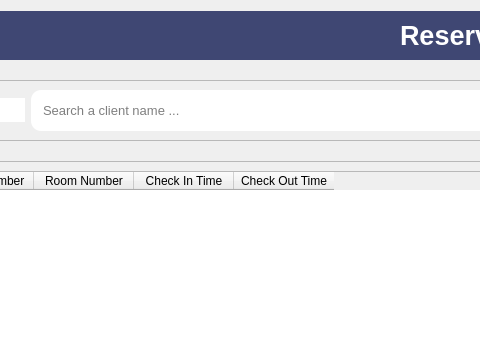
This is checking.ui in mindt102/HotelManagementSystem as Qt 5 draws it before an edit; both pictures show x 229 to 709 and y 0 to 341 of the 1428 by 779 pixel window. The edited form follows.
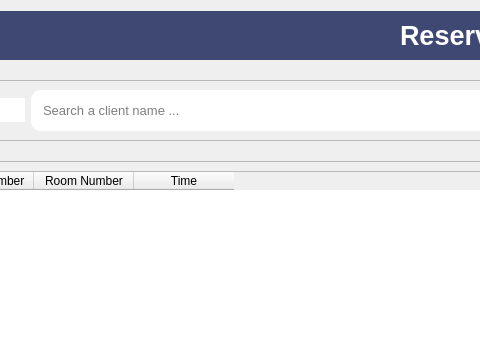
This is the edited form. Icons and pictures are not drawn.

What changed in the file:
```diff
--- a/checking.ui
+++ b/checking.ui
@@ -169,12 +169,7 @@
         </column>
         <column>
          <property name="text">
-          <string>Check In Time</string>
-         </property>
-        </column>
-        <column>
-         <property name="text">
-          <string>Check Out Time</string>
+          <string>Time</string>
          </property>
         </column>
        </widget>
```
Left out of the diff: 5 changed lines with no effect on the pictures.
